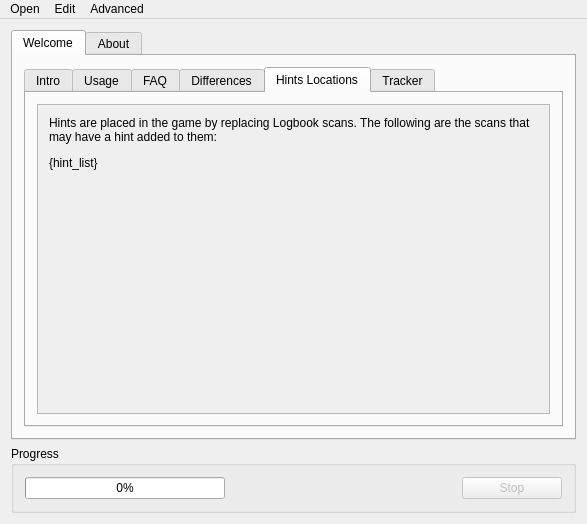
First picture: the form in randovania/gui/mainwindow.ui, repository randovania/randovania, before the edit.
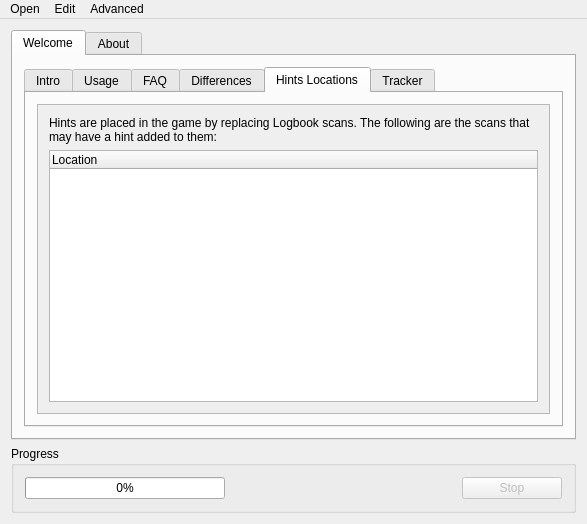
Second picture: the form after the edit. The open tabs and pages were chosen to show the change. Icons and pictures are not drawn.

Commit message: Hint Locations page now has a more usable UI.

Diff of the .ui file:
```diff
--- a/randovania/gui/mainwindow.ui
+++ b/randovania/gui/mainwindow.ui
@@ -205,15 +205,15 @@
                 <rect>
                  <x>0</x>
                  <y>0</y>
-                 <width>96</width>
-                 <height>277</height>
+                 <width>541</width>
+                 <height>372</height>
                 </rect>
                </property>
                <layout class="QVBoxLayout" name="verticalLayout_8">
                 <item>
                  <widget class="QLabel" name="hint_label">
                   <property name="text">
-                   <string>&lt;html&gt;&lt;head/&gt;&lt;body&gt;&lt;p&gt;Hints are placed in the game by replacing Logbook scans. The following are the scans that may have a hint added to them:&lt;/p&gt;{hint_list}&lt;/body&gt;&lt;/html&gt;</string>
+                   <string>&lt;html&gt;&lt;head/&gt;&lt;body&gt;&lt;p&gt;Hints are placed in the game by replacing Logbook scans. The following are the scans that may have a hint added to them:&lt;/p&gt;&lt;/body&gt;&lt;/html&gt;</string>
                   </property>
                   <property name="alignment">
                    <set>Qt::AlignLeading|Qt::AlignLeft|Qt::AlignTop</set>
@@ -223,6 +223,15 @@
                   </property>
                  </widget>
                 </item>
+                <item>
+                 <widget class="QTreeWidget" name="hint_tree_widget">
+                  <column>
+                   <property name="text">
+                    <string>Location</string>
+                   </property>
+                  </column>
+                 </widget>
+                </item>
                </layout>
               </widget>
              </widget>
```
Left out of the diff: 24 changed lines with no effect on the pictures. The commit also changes 3 other files.
